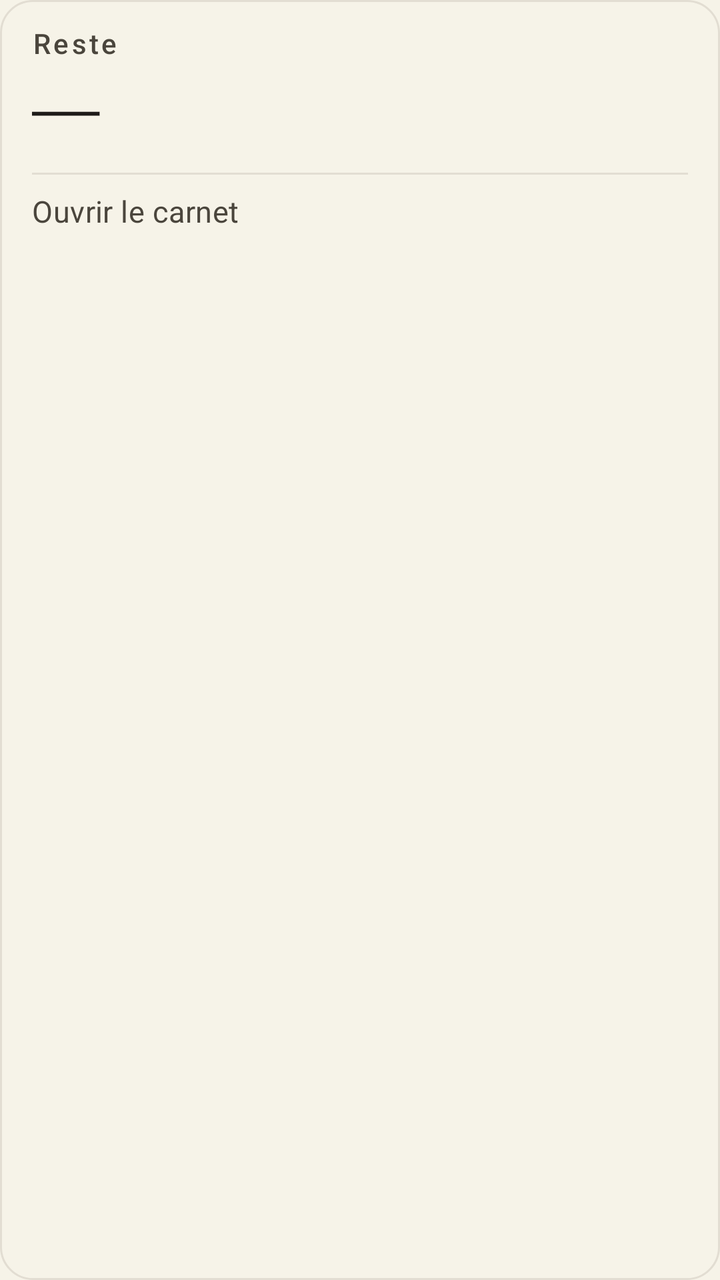
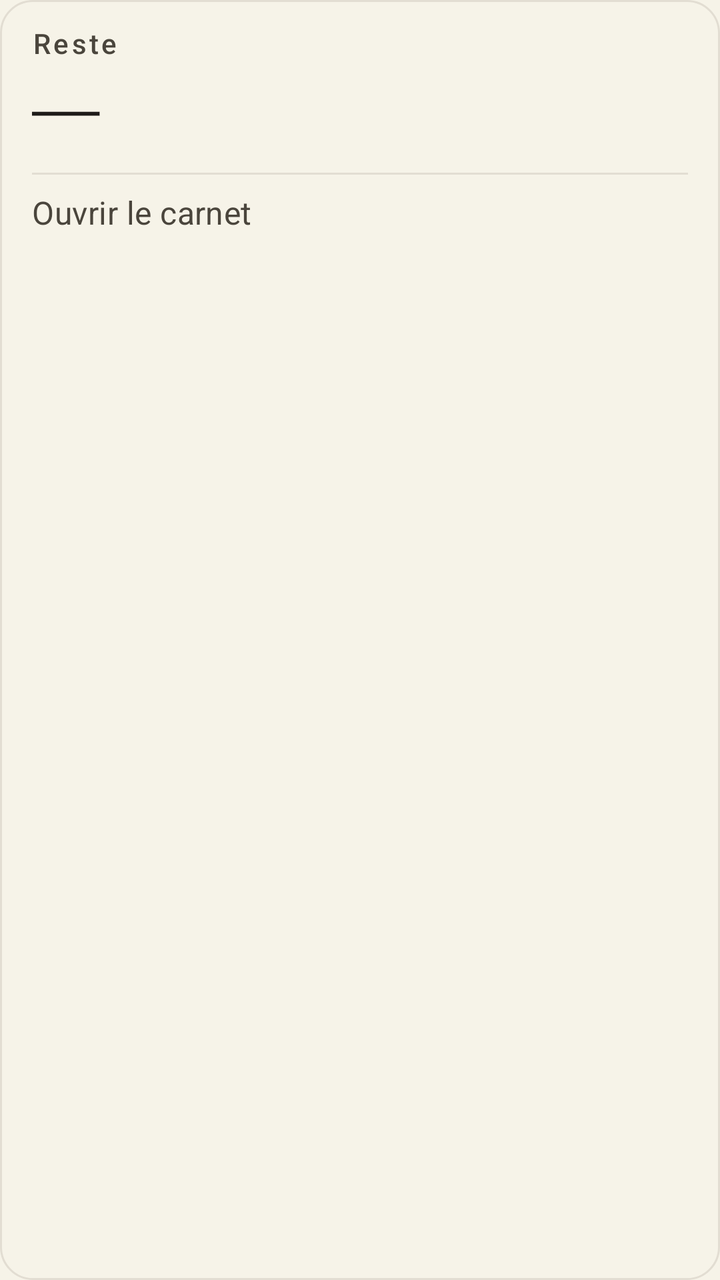

Two renders of the same Android screen: before a commit and after it. Below are the layout's source before the change and the commit's diff.
<!-- AndroidManifest.xml: application theme Theme.MonMoisClair -->
<!-- res/layout/widget_carnet.xml -->
<?xml version="1.0" encoding="utf-8"?>
<LinearLayout xmlns:android="http://schemas.android.com/apk/res/android"
    android:id="@+id/widget_root"
    android:layout_width="match_parent"
    android:layout_height="match_parent"
    android:background="@drawable/widget_carnet_bg"
    android:orientation="vertical"
    android:paddingStart="16dp"
    android:paddingTop="14dp"
    android:paddingEnd="16dp"
    android:paddingBottom="14dp">

    
    <TextView
        android:id="@+id/widget_title"
        android:layout_width="match_parent"
        android:layout_height="wrap_content"
        android:ellipsize="end"
        android:fontFamily="sans-serif-medium"
        android:includeFontPadding="false"
        android:letterSpacing="0.1"
        android:maxLines="1"
        android:text="Reste"
        android:textAllCaps="false"
        android:textColor="@color/widget_muted"
        android:textSize="14sp" />

    
    <TextView
        android:id="@+id/widget_amount"
        android:layout_width="match_parent"
        android:layout_height="wrap_content"
        android:layout_marginTop="4dp"
        android:ellipsize="end"
        android:fontFamily="serif"
        android:includeFontPadding="false"
        android:letterSpacing="-0.02"
        android:lineSpacingMultiplier="0.92"
        android:maxLines="1"
        android:text="—"
        android:textColor="@color/widget_ink"
        android:textSize="34sp" />

    
    <ImageView
        android:id="@+id/widget_rule"
        android:layout_width="match_parent"
        android:layout_height="1dp"
        android:layout_marginTop="12dp"
        android:layout_marginBottom="10dp"
        android:background="@color/widget_rule"
        android:contentDescription="@null"
        android:importantForAccessibility="no"
        android:scaleType="fitXY" />

    <TextView
        android:id="@+id/widget_line"
        android:layout_width="match_parent"
        android:layout_height="wrap_content"
        android:ellipsize="end"
        android:fontFamily="sans-serif"
        android:includeFontPadding="false"
        android:letterSpacing="0.01"
        android:lineSpacingExtra="2dp"
        android:maxLines="2"
        android:text="Ouvrir le carnet"
        android:textColor="@color/widget_muted"
        android:textSize="15sp" />
</LinearLayout>
<!-- resources referenced by this layout -->
<resources>
  <color name="widget_ink">#1E1B18</color>
  <color name="widget_muted">#4A453C</color>
  <color name="widget_rule">#E2DDD2</color>
  <!-- drawable widget_carnet_bg (drawable) -->
  <?xml version="1.0" encoding="utf-8"?>
  <shape xmlns:android="http://schemas.android.com/apk/res/android"
      android:shape="rectangle">
      
      
      <solid android:color="#F6F3E8" />
      <stroke
          android:width="1dp"
          android:color="#E2DDD2" />
      <corners android:radius="16dp" />
  </shape>
  <style name="Theme.MonMoisClair" parent="Theme.Material3.Light.NoActionBar">
          
          <item name="android:windowBackground">@color/paper_cream</item>
          
          <item name="android:statusBarColor">@color/paper_cream</item>
          <item name="android:navigationBarColor">@color/paper_cream</item>
          <item name="android:windowLightStatusBar">true</item>
          
      </style>
  <color name="paper_cream">#F6F3E8</color>
</resources>

<!-- the commit's change to res/layout/widget_carnet.xml (unified diff, before → after) -->
@@ -65,5 +65,5 @@
         android:maxLines="2"
         android:text="Ouvrir le carnet"
         android:textColor="@color/widget_muted"
-        android:textSize="15sp" />
+        android:textSize="16sp" />
 </LinearLayout>
